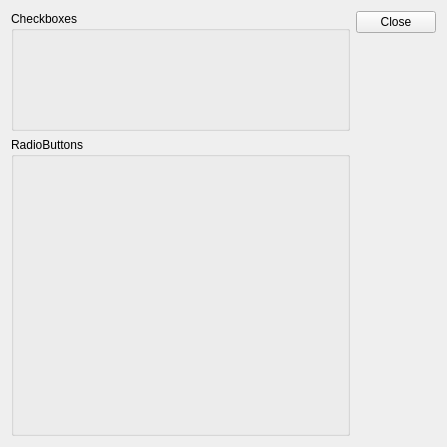
lexxmark/qt-items, file demos/item-widgets/MainWindow.ui: the form before one commit.
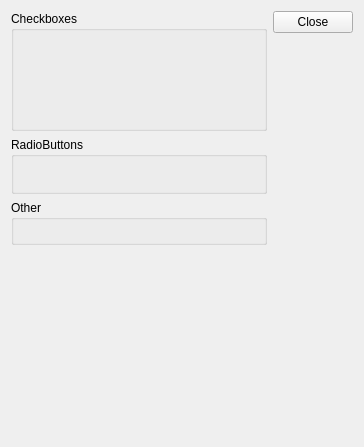
The form after the commit. Custom widgets are drawn as their Qt base class.

The edit to the form file:
```diff
--- a/demos/item-widgets/MainWindow.ui
+++ b/demos/item-widgets/MainWindow.ui
@@ -9,7 +9,7 @@
    <rect>
     <x>0</x>
     <y>0</y>
-    <width>447</width>
+    <width>364</width>
     <height>447</height>
    </rect>
   </property>
@@ -110,6 +110,21 @@
            <item>
             <widget class="Qi::ItemWidget" name="radioButton3" native="true"/>
            </item>
+          </layout>
+         </widget>
+        </item>
+        <item>
+         <widget class="QGroupBox" name="groupBox_3">
+          <property name="title">
+           <string>Other</string>
+          </property>
+          <layout class="QVBoxLayout" name="verticalLayout_6">
+           <item>
+            <widget class="Qi::ItemWidget" name="rating" native="true"/>
+           </item>
+          </layout>
+         </widget>
+        </item>
            <item>
             <spacer name="verticalSpacer_2">
              <property name="orientation">
@@ -122,9 +137,6 @@
               </size>
              </property>
             </spacer>
-           </item>
-          </layout>
-         </widget>
         </item>
        </layout>
       </item>
```
Lines whose indentation alone changed are shown as unchanged.
